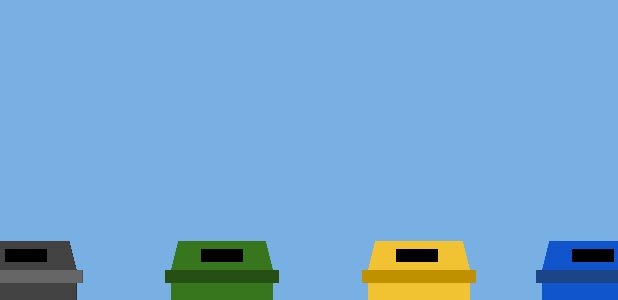
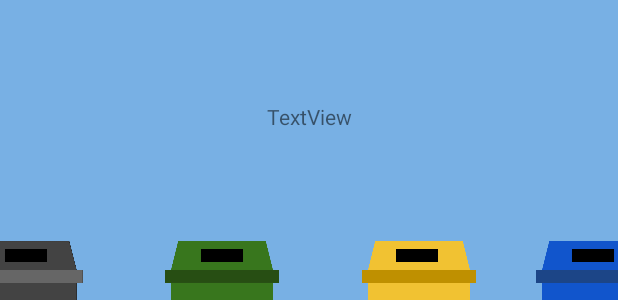
Before and after one commit to joeguy57/personalWasteSort, an Android app: the layout activity_game.xml on its own in the app's theme, with its tools: preview values and no code run, on a phone screen of 412 x 824 dp. Shown: the part 715-1015 px from the top of the screen. Run offline under Robolectric (Android 15) with nearby library versions, the phone set to English and light mode, and no system bars; Roboto replaces fonts that are not available here.

Commit message:
Fixed duplication problem 2.0, added a textview to display what item is being shown.

```diff
--- a/app/src/main/res/layout/activity_game.xml
+++ b/app/src/main/res/layout/activity_game.xml
@@ -222,4 +222,14 @@
       app:layout_constraintTop_toTopOf="parent"
       app:layout_constraintVertical_bias="0.011"
       app:srcCompat="@drawable/sound_on" />
+    <TextView
+      android:id="@+id/itemNameTextView"
+      android:layout_width="wrap_content"
+      android:layout_height="wrap_content"
+      android:text="TextView"
+      app:layout_constraintBottom_toBottomOf="parent"
+      app:layout_constraintEnd_toEndOf="parent"
+      app:layout_constraintStart_toStartOf="parent"
+      app:layout_constraintTop_toBottomOf="@+id/itemSpawnLocation"
+      app:layout_constraintVertical_bias="0.071" />
 </androidx.constraintlayout.widget.ConstraintLayout>
```
Also changed, not shown: app/src/main/java/com/example/wastesortapp/game.java (+23 -17 lines).
